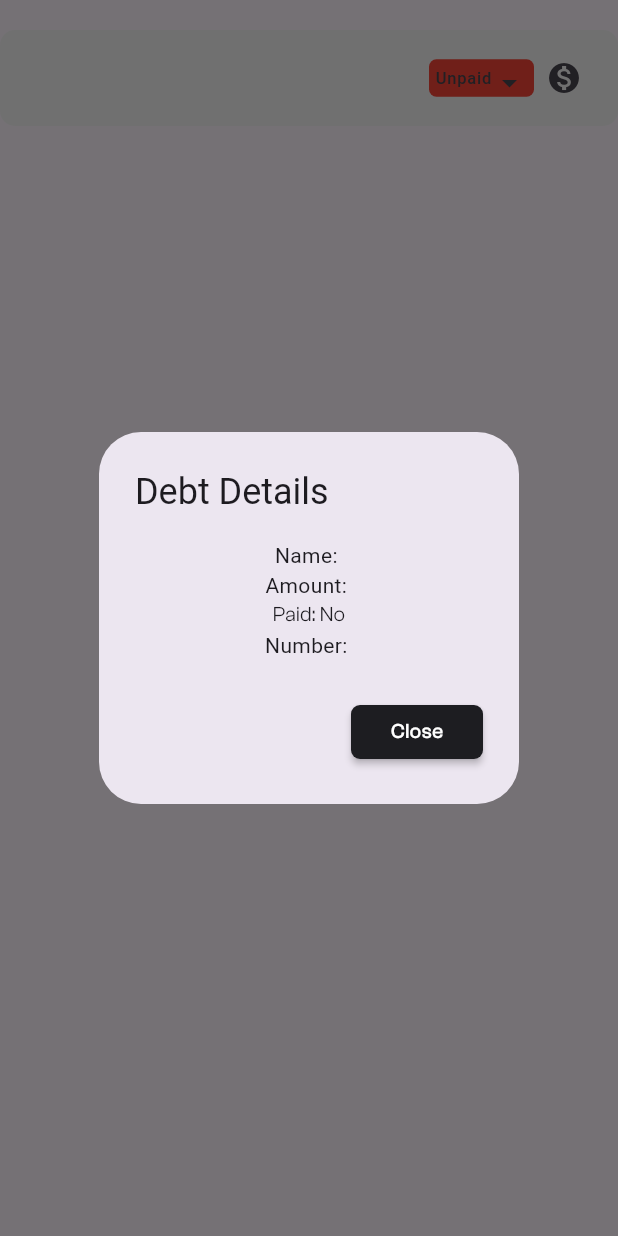
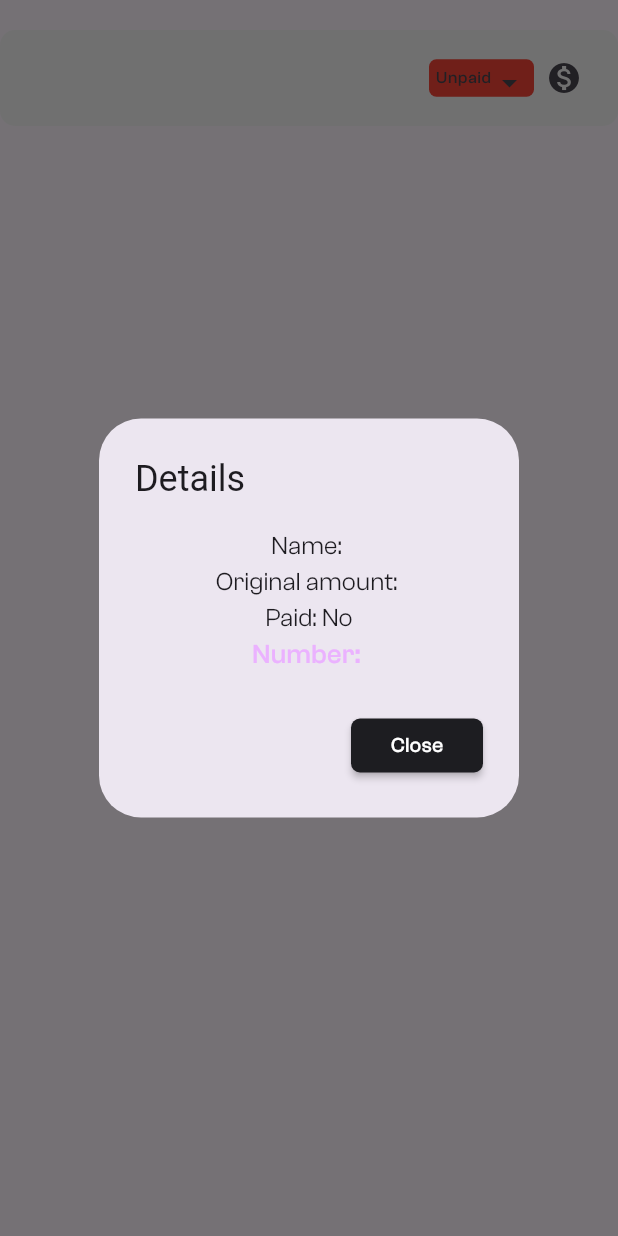
Before and after one commit to NiphoMathibela/moneymanager, a Flutter app: the DebtorTile widget shown alone on an empty page, opened directly with empty values, after a tap on "Unpaid", on a phone screen of 412 x 824 dp. Run offline on Flutter 3.47's test engine with Material 3 defaults, Android fonts, the phone set to English and light mode, and no system bars; drawn by our look-alikes of flutter_slidable; our stand-ins replace cloud_firestore, firebase_auth, firebase_core; missing offline and left inert: dart:ffi; accounts and stored records are empty; network calls fail.

Commit message:
Updated ViewDebt Dialog UI

```diff
--- a/lib/util/auth_button.dart
+++ b/lib/util/auth_button.dart
@@ -14,7 +14,7 @@ class AuthButton extends StatelessWidget {
       child: Container(
         padding: EdgeInsets.all(20),
         decoration: BoxDecoration(color: Colors.black, borderRadius: BorderRadius.circular(12),),
-        child: Center(child: Text(btnText, style: const TextStyle(color: Colors.white, fontFamily: 'ClashGrotesk', fontWeight: FontWeight.w700),)),
+        child: Center(child: Text(btnText, style: const TextStyle(color: Colors.white, fontFamily: 'ClashGrotesk', fontWeight: FontWeight.w600),)),
       ),
     );
   }
--- a/lib/util/debtors_tile.dart
+++ b/lib/util/debtors_tile.dart
@@ -62,18 +62,19 @@ class DebtorTile extends StatelessWidget {
               color: Color.fromRGBO(245, 245, 245, 1),
               borderRadius: BorderRadius.circular(10)),
           child: ListTile(
+            //View Debdt details
             onTap: () {
               showDialog(
                 context: context,
                 builder: (context) {
                   return AlertDialog(
-                    title: Text('Debt Details'),
+                    title: Text('Details'),
                     content: Column(
                       mainAxisSize: MainAxisSize.min,
                       children: [
-                        Text('Name: $name'),
-                        Text('Amount: $amount'),
-                        Text('Paid: ${paid ? 'Yes' : 'No'}', style: TextStyle(fontFamily: "ClashGrotesk"),),
+                        Text('Name: $name', style: TextStyle(fontFamily: "ClashGrotesk", fontSize: 17),),
+                        Text('Original amount: $amount' ,style: TextStyle(fontFamily: "ClashGrotesk", fontSize: 17),),
+                        Text('Paid: ${paid ? 'Yes' : 'No'}', style: TextStyle(fontFamily: "ClashGrotesk", fontSize: 17),),
                         GestureDetector(
                             onTap: () async {
                               final phoneNumber =
@@ -85,7 +86,7 @@ class DebtorTile extends StatelessWidget {
                                 throw 'Could not launch $phoneNumber';
                               }
                             },
-                            child: Text('Number: $contact')),
+                            child: Text('Number: $contact', style: TextStyle(fontFamily: "ClashGrotesk", fontSize: 18, fontWeight: FontWeight.w500, color: const Color.fromRGBO(235, 178, 255, 1)),)),
                       ],
                     ),
                     actions: [
--- a/lib/util/toggle_paid.dart
+++ b/lib/util/toggle_paid.dart
@@ -43,7 +43,7 @@ class TogglePaid extends StatelessWidget {
               mainAxisAlignment: MainAxisAlignment.center,
               crossAxisAlignment: CrossAxisAlignment.center,
               children: [
-                Text(isPaid ? "Paid" : "Unpaid"),
+                Text(isPaid ? "Paid" : "Unpaid", style: TextStyle(fontFamily: "ClashGrotesk"),),
                 const Icon(Icons.arrow_drop_down)
               ]),
         ),
```
Also changed, not shown: lib/pages/home_page.dart (+34 -15 lines).
